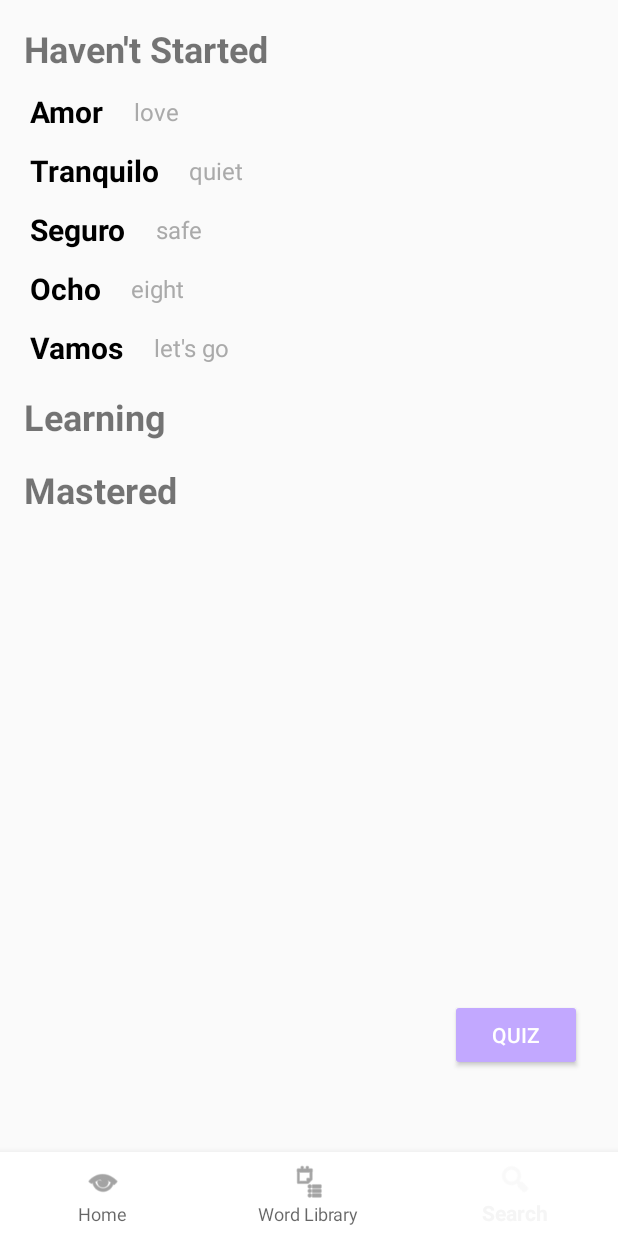
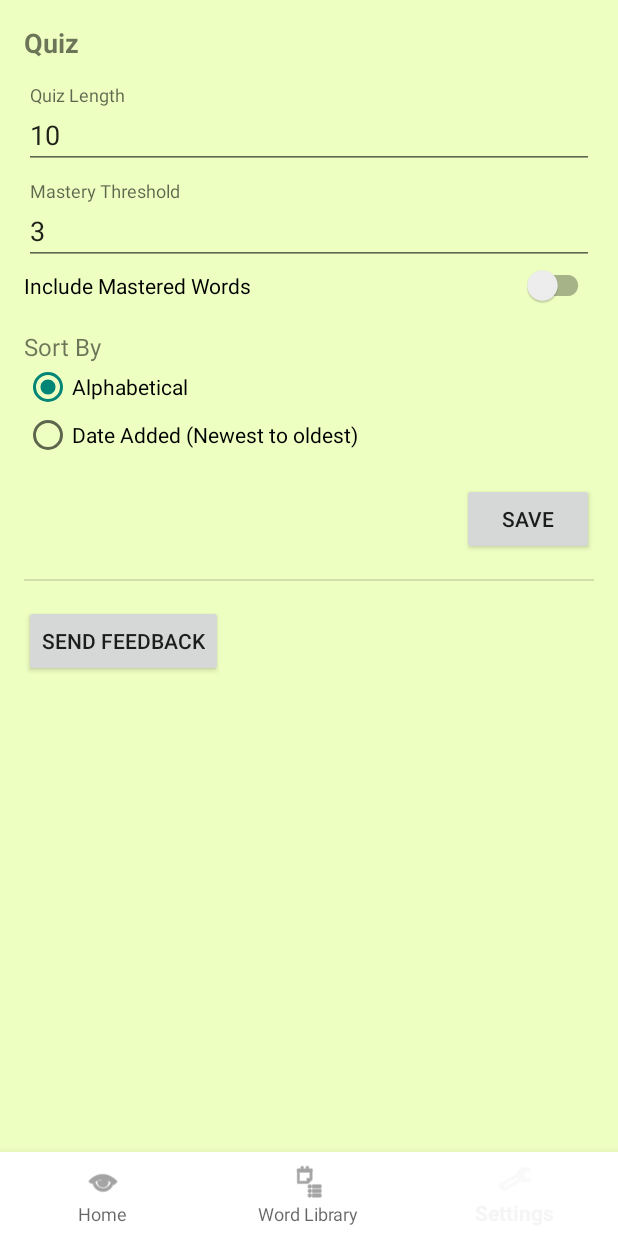
Before and after one commit to awelotta/Lingonary, an Android app built with Jetpack Compose: the MainActivity screen opened directly, with no data from a screen before it, item 3 of the bottom bar chosen, on a phone screen of 412 x 824 dp. Run offline under Robolectric (Android 15) with nearby library versions, the phone set to English and light mode, and no system bars.

Commit message:
Updates for App 12/1/25

```diff
--- a/app/src/main/java/com/example/lingonary/MainActivity.java
+++ b/app/src/main/java/com/example/lingonary/MainActivity.java
@@ -19,6 +19,7 @@ public class MainActivity extends AppCompatActivity implements HomeFragment.OnHo
 
     private HomeFragment homeFragment;
     private WordLibraryFragment wordLibraryFragment = new WordLibraryFragment();
+    private SettingsFragment settingsFragment = new SettingsFragment();
     private Fragment active;
 
     private ActivityResultLauncher<Intent> podcastLauncher;
@@ -58,6 +59,11 @@ public class MainActivity extends AppCompatActivity implements HomeFragment.OnHo
                 .commit();
 
         fm.beginTransaction()
+                .add(R.id.fragment_container, settingsFragment, "3")
+                .hide(settingsFragment)
+                .commit();
+
+        fm.beginTransaction()
                 .add(R.id.fragment_container, homeFragment, "1")
                 .commit();
 
@@ -70,6 +76,9 @@ public class MainActivity extends AppCompatActivity implements HomeFragment.OnHo
             } else if (id == R.id.nav_word_library) {
                 fm.beginTransaction().hide(active).show(wordLibraryFragment).commit();
                 active = wordLibraryFragment;
+            } else if (id == R.id.nav_settings) {
+                fm.beginTransaction().hide(active).show(settingsFragment).commit();
+                active = settingsFragment;
             }
             return true;
         });
--- a/app/src/main/java/com/example/lingonary/QuizActivity.java
+++ b/app/src/main/java/com/example/lingonary/QuizActivity.java
@@ -1,6 +1,8 @@
 package com.example.lingonary;
 
+import android.content.Context;
 import android.content.Intent;
+import android.content.SharedPreferences;
 import android.os.Bundle;
 import android.view.View;
 import android.widget.Button;
@@ -34,11 +36,21 @@ public class QuizActivity extends AppCompatActivity implements View.OnClickListe
         super.onCreate(savedInstanceState);
         setContentView(R.layout.quizactivity_main);
 
+        SharedPreferences sharedPreferences = getSharedPreferences("lingonary_prefs", Context.MODE_PRIVATE);
+        int quizLength = sharedPreferences.getInt("quiz_length", 10);
+        int masteryThreshold = sharedPreferences.getInt("mastery_threshold", 3);
+        boolean includeMastered = sharedPreferences.getBoolean("include_mastered", false);
+
         wordList = getIntent().getParcelableArrayListExtra("wordList");
         if (wordList != null) {
-            List<Word> availableWords = wordList.stream().filter(w -> w.getTimesCorrect() < 3).collect(Collectors.toList());
+            List<Word> availableWords;
+            if (includeMastered) {
+                availableWords = new ArrayList<>(wordList);
+            } else {
+                availableWords = wordList.stream().filter(w -> w.getTimesCorrect() < masteryThreshold).collect(Collectors.toList());
+            }
             Collections.shuffle(availableWords);
-            quizList = availableWords.stream().limit(10).collect(Collectors.toList());
+            quizList = availableWords.stream().limit(quizLength).collect(Collectors.toList());
         }
 
         titleVamos = findViewById(R.id.titleVamos);
--- /dev/null
+++ b/app/src/main/java/com/example/lingonary/SettingsFragment.java
@@ -0,0 +1,80 @@
+package com.example.lingonary;
+
+import android.content.Context;
+import android.content.Intent;
+import android.content.SharedPreferences;
+import android.net.Uri;
+import android.os.Bundle;
+import android.view.LayoutInflater;
+import android.view.View;
+import android.view.ViewGroup;
+import android.widget.Button;
+import android.widget.EditText;
+import android.widget.RadioGroup;
+import android.widget.Toast;
+
+import androidx.annotation.NonNull;
+import androidx.annotation.Nullable;
+import androidx.fragment.app.Fragment;
+
+import com.google.android.material.switchmaterial.SwitchMaterial;
+
+public class SettingsFragment extends Fragment {
+
+    private EditText etQuizLength;
+    private EditText etMasteryThreshold;
+    private SwitchMaterial switchIncludeMastered;
+    private RadioGroup rgSortBy;
+    private Button btnSendFeedback;
+    private Button btnSave;
+
+    private SharedPreferences sharedPreferences;
+
+    @Nullable
+    @Override
+    public View onCreateView(@NonNull LayoutInflater inflater, @Nullable ViewGroup container, @Nullable Bundle savedInstanceState) {
+        View view = inflater.inflate(R.layout.fragment_settings, container, false);
+
+        sharedPreferences = requireActivity().getSharedPreferences("lingonary_prefs", Context.MODE_PRIVATE);
+
+        etQuizLength = view.findViewById(R.id.etQuizLength);
+        etMasteryThreshold = view.findViewById(R.id.etMasteryThreshold);
+        switchIncludeMastered = view.findViewById(R.id.switchIncludeMastered);
+        rgSortBy = view.findViewById(R.id.rgSortBy);
+        btnSendFeedback = view.findViewById(R.id.btnSendFeedback);
+        btnSave = view.findViewById(R.id.btnSave);
+
+        loadSettings();
+
+        btnSendFeedback.setOnClickListener(v -> {
+            Intent emailIntent = new Intent(Intent.ACTION_SENDTO, Uri.fromParts(
+                    "mailto", "lingonary@illinois.edu", null));
+            startActivity(Intent.createChooser(emailIntent, "Send feedback"));
+        });
+
+        btnSave.setOnClickListener(v -> {
+            saveSettings();
+            Toast.makeText(getContext(), "Settings Saved!", Toast.LENGTH_SHORT).show();
+        });
+
+        return view;
+    }
+
+    private void loadSettings() {
+        etQuizLength.setText(String.valueOf(sharedPreferences.getInt("quiz_length", 10)));
+        etMasteryThreshold.setText(String.valueOf(sharedPreferences.getInt("mastery_threshold", 3)));
+        switchIncludeMastered.setChecked(sharedPreferences.getBoolean("include_mastered", false));
+
+        int sortBy = sharedPreferences.getInt("sort_by", R.id.rbSortAlphabetical);
+        rgSortBy.check(sortBy);
+    }
+
+    private void saveSettings() {
+        SharedPreferences.Editor editor = sharedPreferences.edit();
+        editor.putInt("quiz_length", Integer.parseInt(etQuizLength.getText().toString()));
+        editor.putInt("mastery_threshold", Integer.parseInt(etMasteryThreshold.getText().toString()));
+        editor.putBoolean("include_mastered", switchIncludeMastered.isChecked());
+        editor.putInt("sort_by", rgSortBy.getCheckedRadioButtonId());
+        editor.apply();
+    }
+}
--- a/app/src/main/java/com/example/lingonary/WordLibraryFragment.java
+++ b/app/src/main/java/com/example/lingonary/WordLibraryFragment.java
@@ -1,7 +1,9 @@
 package com.example.lingonary;
 
 import android.app.Activity;
+import android.content.Context;
 import android.content.Intent;
+import android.content.SharedPreferences;
 import android.os.Bundle;
 import android.view.LayoutInflater;
 import android.view.View;
@@ -20,6 +22,7 @@ import com.example.lingonary.adapters.WordAdapter;
 import com.example.lingonary.models.Word;
 
 import java.util.ArrayList;
+import java.util.Comparator;
 import java.util.List;
 import java.util.stream.Collectors;
 
@@ -87,11 +90,33 @@ public class WordLibraryFragment extends Fragment {
         return view;
     }
 
+    @Override
+    public void onResume() {
+        super.onResume();
+        updateWordLists();
+    }
+
     private void updateWordLists() {
         if (wordList == null) return;
+        SharedPreferences sharedPreferences = requireActivity().getSharedPreferences("lingonary_prefs", Context.MODE_PRIVATE);
+        int masteryThreshold = sharedPreferences.getInt("mastery_threshold", 3);
+        int sortBy = sharedPreferences.getInt("sort_by", R.id.rbSortAlphabetical);
+
         List<Word> haventStartedList = wordList.stream().filter(w -> !w.hasBeenInQuiz()).collect(Collectors.toList());
-        List<Word> learningList = wordList.stream().filter(w -> w.hasBeenInQuiz() && w.getTimesCorrect() < 3).collect(Collectors.toList());
-        List<Word> masteredList = wordList.stream().filter(w -> w.getTimesCorrect() >= 3).collect(Collectors.toList());
+        List<Word> learningList = wordList.stream().filter(w -> w.hasBeenInQuiz() && w.getTimesCorrect() < masteryThreshold).collect(Collectors.toList());
+        List<Word> masteredList = wordList.stream().filter(w -> w.getTimesCorrect() >= masteryThreshold).collect(Collectors.toList());
+
+        if (sortBy == R.id.rbSortByDate) {
+            Comparator<Word> byDate = Comparator.comparingLong(Word::getDateAdded).reversed();
+            haventStartedList.sort(byDate);
+            learningList.sort(byDate);
+            masteredList.sort(byDate);
+        } else {
+            Comparator<Word> byAlphabetical = Comparator.comparing(Word::getLearning);
+            haventStartedList.sort(byAlphabetical);
+            learningList.sort(byAlphabetical);
+            masteredList.sort(byAlphabetical);
+        }
 
         haventStartedAdapter = new WordAdapter(haventStartedList);
         learningAdapter = new WordAdapter(learningList);
--- a/app/src/main/java/com/example/lingonary/models/Word.java
+++ b/app/src/main/java/com/example/lingonary/models/Word.java
@@ -8,12 +8,14 @@ public class Word implements Parcelable {
     private String nativeLang;
     private int timesCorrect;
     private boolean hasBeenInQuiz;
+    private long dateAdded;
 
     public Word(String learning, String nativeLang) {
         this.learning = learning;
         this.nativeLang = nativeLang;
         this.timesCorrect = 0;
         this.hasBeenInQuiz = false;
+        this.dateAdded = System.currentTimeMillis();
     }
 
     protected Word(Parcel in) {
@@ -21,6 +23,7 @@ public class Word implements Parcelable {
         nativeLang = in.readString();
         timesCorrect = in.readInt();
         hasBeenInQuiz = in.readByte() != 0;
+        dateAdded = in.readLong();
     }
 
     @Override
@@ -29,6 +32,7 @@ public class Word implements Parcelable {
         dest.writeString(nativeLang);
         dest.writeInt(timesCorrect);
         dest.writeByte((byte) (hasBeenInQuiz ? 1 : 0));
+        dest.writeLong(dateAdded);
     }
 
     @Override
@@ -52,6 +56,7 @@ public class Word implements Parcelable {
     public String getNativeLang() { return nativeLang; }
     public int getTimesCorrect() { return timesCorrect; }
     public boolean hasBeenInQuiz() { return hasBeenInQuiz; }
+    public long getDateAdded() { return dateAdded; }
 
     public void incrementTimesCorrect() { this.timesCorrect++; }
     public void setHasBeenInQuiz(boolean hasBeenInQuiz) { this.hasBeenInQuiz = hasBeenInQuiz; }
--- /dev/null
+++ b/app/src/main/res/layout/fragment_settings.xml
@@ -0,0 +1,105 @@
+<?xml version="1.0" encoding="utf-8"?>
+<ScrollView xmlns:android="http://schemas.android.com/apk/res/android"
+    xmlns:tools="http://schemas.android.com/tools"
+    android:layout_width="match_parent"
+    android:layout_height="match_parent"
+    android:background="#EEFFC2"
+    tools:context=".SettingsFragment">
+
+    <LinearLayout
+        android:layout_width="match_parent"
+        android:layout_height="wrap_content"
+        android:orientation="vertical"
+        android:padding="16dp">
+
+        <TextView
+            android:layout_width="wrap_content"
+            android:layout_height="wrap_content"
+            android:text="Quiz"
+            android:textSize="18sp"
+            android:textStyle="bold" />
+
+        <com.google.android.material.textfield.TextInputLayout
+            android:layout_width="match_parent"
+            android:layout_height="wrap_content"
+            android:layout_marginTop="16dp"
+            android:hint="Quiz Length">
+
+            <com.google.android.material.textfield.TextInputEditText
+                android:id="@+id/etQuizLength"
+                android:layout_width="match_parent"
+                android:layout_height="wrap_content"
+                android:inputType="number"
+                android:text="10" />
+        </com.google.android.material.textfield.TextInputLayout>
+
+        <com.google.android.material.textfield.TextInputLayout
+            android:layout_width="match_parent"
+            android:layout_height="wrap_content"
+            android:layout_marginTop="8dp"
+            android:hint="Mastery Threshold">
+
+            <com.google.android.material.textfield.TextInputEditText
+                android:id="@+id/etMasteryThreshold"
+                android:layout_width="match_parent"
+                android:layout_height="wrap_content"
+                android:inputType="number"
+                android:text="3" />
+        </com.google.android.material.textfield.TextInputLayout>
+
+        <com.google.android.material.switchmaterial.SwitchMaterial
+            android:id="@+id/switchIncludeMastered"
+            android:layout_width="match_parent"
+            android:layout_height="wrap_content"
+            android:text="Include Mastered Words" />
+
+        <TextView
+            android:layout_width="wrap_content"
+            android:layout_height="wrap_content"
+            android:layout_marginTop="16dp"
+            android:text="Sort By"
+            android:textSize="16sp"/>
+
+        <RadioGroup
+            android:id="@+id/rgSortBy"
+            android:layout_width="match_parent"
+            android:layout_height="wrap_content"
+            android:orientation="vertical">
+
+            <RadioButton
+                android:id="@+id/rbSortAlphabetical"
+                android:layout_width="wrap_content"
+                android:layout_height="wrap_content"
+                android:text="Alphabetical"/>
+
+            <RadioButton
+                android:id="@+id/rbSortByDate"
+                android:layout_width="wrap_content"
+                android:layout_height="wrap_content"
+                android:text="Date Added (Newest to oldest)"/>
+
+        </RadioGroup>
+
+        <Button
+            android:id="@+id/btnSave"
+            android:layout_width="wrap_content"
+            android:layout_height="wrap_content"
+            android:layout_gravity="end"
+            android:layout_marginTop="16dp"
+            android:text="Save" />
+
+        <View
+            android:layout_width="match_parent"
+            android:layout_height="1dp"
+            android:layout_marginTop="16dp"
+            android:layout_marginBottom="16dp"
+            android:background="?android:attr/listDivider" />
+
+        <Button
+            android:id="@+id/btnSendFeedback"
+            android:layout_width="wrap_content"
+            android:layout_height="wrap_content"
+            android:text="Send Feedback" />
+
+    </LinearLayout>
+</ScrollView>
--- a/app/src/main/res/menu/bottom_nav_menu.xml
+++ b/app/src/main/res/menu/bottom_nav_menu.xml
@@ -11,7 +11,7 @@
         android:title="Word Library"/>
 
     <item
-        android:id="@+id/nav_search"
-        android:icon="@android:drawable/ic_menu_search"
-        android:title="Search"/>
+        android:id="@+id/nav_settings"
+        android:icon="@android:drawable/ic_menu_manage"
+        android:title="Settings"/>
 </menu>
```
